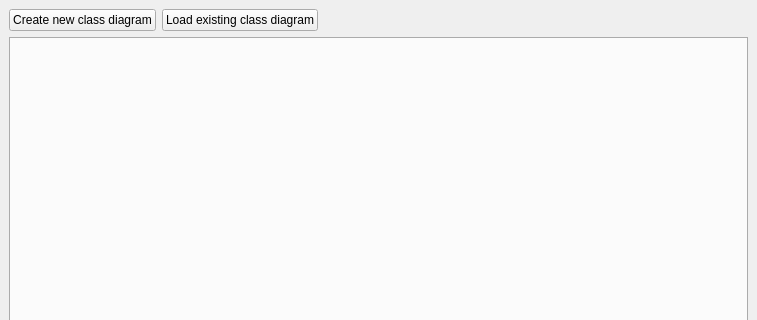
Above: src/views/mainwindow.ui from JohnyDevp/CPP_Project before the change; both pictures show x 0 to 757 and y 0 to 320 of the 757 by 520 pixel window. Below: the same form after it.
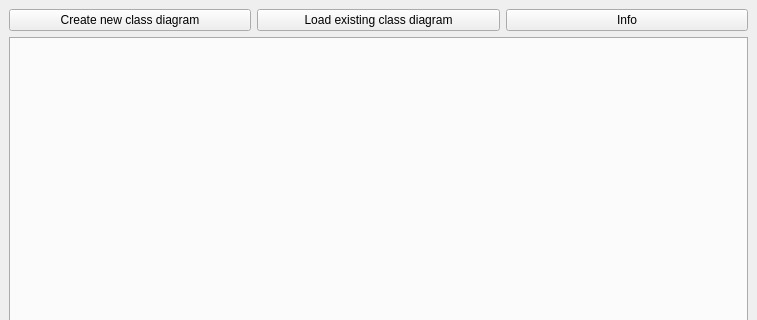
That is the form after the change.

Patch:
```diff
--- a/src/views/mainwindow.ui
+++ b/src/views/mainwindow.ui
@@ -34,17 +34,11 @@
          </widget>
         </item>
         <item>
-         <spacer name="horizontalSpacer">
-          <property name="orientation">
-           <enum>Qt::Horizontal</enum>
+         <widget class="QPushButton" name="pushButton">
+          <property name="text">
+           <string>Info</string>
           </property>
-          <property name="sizeHint" stdset="0">
-           <size>
-            <width>40</width>
-            <height>20</height>
-           </size>
-          </property>
-         </spacer>
+         </widget>
         </item>
        </layout>
       </item>
```
